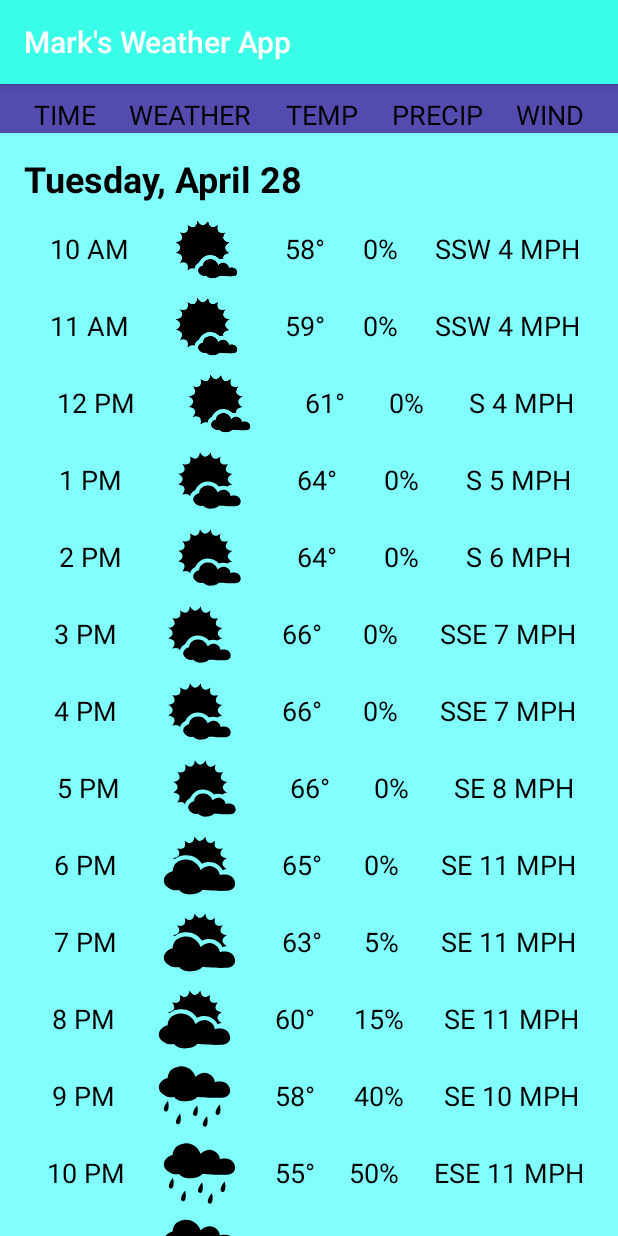
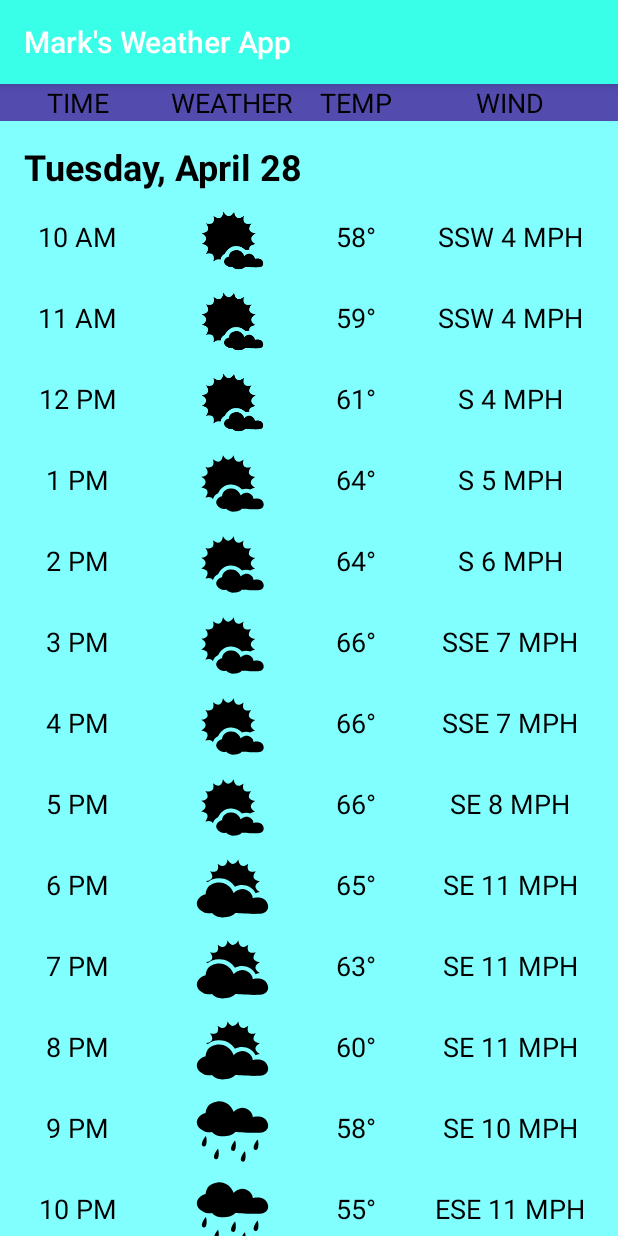
Before and after one commit to markstilesEnhance/MarksWeatherApp, an Android app: the screen it shows after launch (DetailActivity), after a tap on "See Details", on a phone screen of 412 x 824 dp. Run offline under Robolectric (Android 15) with nearby library versions, the phone set to English and light mode, and no system bars.

Commit message:
Refactored UI, removing precip (not in API), and adding guidelines.
Corrected package hierarchy.

```diff
--- a/app/src/main/AndroidManifest.xml
+++ b/app/src/main/AndroidManifest.xml
@@ -9,7 +9,7 @@
         android:roundIcon="@mipmap/ic_launcher_round"
         android:supportsRtl="true"
         android:theme="@style/AppTheme">
-        <activity android:name="UI.detail.DetailActivity"></activity>
+        <activity android:name=".UI.detail.DetailActivity"></activity>
         <activity android:name=".UI.main.MainActivity">
             <intent-filter>
                 <action android:name="android.intent.action.MAIN" />
--- /dev/null
+++ b/app/src/main/java/com/example/marksweatherapp/UI/IconPicker.kt
@@ -0,0 +1,34 @@
+package com.example.marksweatherapp.UI
+
+import com.example.marksweatherapp.R.drawable.*
+
+object IconPicker {
+    fun iconPicker(weather: String, time: String): Int {
+        return when (weather) {
+            "Sunny" -> ic_clear
+            "Clear" -> ic_clear_night
+            "Cloudy" -> ic_cloudy
+            "Foggy" ->  ic_fog
+            "Heavy Snow" -> ic_heavy_snow
+            "Mostly Sunny" -> ic_mostly_clear
+            "Mostly Clear" -> ic_mostly_clear_night
+            "Mostly Cloudy" -> {if(time == "9 PM" || time == "10 PM" || time == "11 PM" ||
+                time == "12 AM" || time == "1 AM" || time == "2 AM" || time == "3 AM" ||
+                time == "4 AM" || time == "5 AM" || time == "6 AM")
+            { ic_mostly_cloudy_night}
+            else{ ic_mostly_cloudy }}
+            "Partly Cloudy" -> {if(time == "9 PM" || time == "10 PM" || time == "11 PM" ||
+                time == "12 AM" || time == "1 AM" || time == "2 AM" || time == "3 AM" ||
+                time == "4 AM" || time == "5 AM" || time == "6 AM")
+            { ic_partly_cloudy_night }
+            else { ic_partly_cloudy }}
+            "Rain" -> ic_rain
+            "Showers" -> ic_showers
+            "Snow Showers" -> ic_snow
+            "Thunderstorm" -> ic_thunder
+            "Windy" -> ic_wind
+            "Wind and Rain" -> ic_wind_rain
+            else -> ic_unknown
+        }
+    }
+}
--- a/app/src/main/java/UI/detail/DetailActivity.kt
+++ b/app/src/main/java/com/example/marksweatherapp/UI/detail/DetailActivity.kt
@@ -1,4 +1,4 @@
-package UI.detail
+package com.example.marksweatherapp.UI.detail
 
 import androidx.appcompat.app.AppCompatActivity
 import android.os.Bundle
@@ -16,7 +16,8 @@ class DetailActivity : AppCompatActivity() {
         setContentView(R.layout.activity_detail)
 
         detail_recycler.layoutManager = LinearLayoutManager(this)
-        adapter = DetailListAdapter(detailTemp)
+        adapter =
+            DetailListAdapter(detailTemp)
         detail_recycler.adapter = adapter
     }
 }
--- a/app/src/main/java/UI/detail/DetailListAdapter.kt
+++ b/app/src/main/java/com/example/marksweatherapp/UI/detail/DetailListAdapter.kt
@@ -1,14 +1,14 @@
-package UI.detail
+package com.example.marksweatherapp.UI.detail
 
 import android.view.LayoutInflater
 import android.view.View
 import android.view.ViewGroup
 import androidx.recyclerview.widget.RecyclerView.*
-import classes.Date
-import classes.DetailData
-import classes.Hourly
+import com.example.marksweatherapp.classes.Date
+import com.example.marksweatherapp.classes.DetailData
+import com.example.marksweatherapp.classes.Hourly
 import com.example.marksweatherapp.R
-import com.example.marksweatherapp.UI.main.iconPicker
+import com.example.marksweatherapp.UI.IconPicker.iconPicker
 import com.example.marksweatherapp.UI.main.useMetric
 import kotlinx.android.synthetic.main.detail_day_item.view.*
 import kotlinx.android.synthetic.main.detail_hourly_item.view.*
@@ -27,12 +27,10 @@ class DetailListAdapter(private var list: MutableList<DetailData>): Adapter<View
                 itemView.detail_hourly_temp.text = "$metricTemp"
                 val metricWind = BigDecimal(hourly.windSpeed / 2.237).setScale(1, RoundingMode.CEILING)
                 itemView.detail_hourly_wind.text = hourly.windDir + " $metricWind MPS"
-            }
-            else {
+            } else {
                 itemView.detail_hourly_temp.text = "${hourly.temp}°"
                 itemView.detail_hourly_wind.text = hourly.windDir + " ${hourly.windSpeed} MPH"
             }
-            itemView.detail_hourly_precip.text = "${hourly.precip}%"
         }
     }
 
@@ -45,8 +43,12 @@ class DetailListAdapter(private var list: MutableList<DetailData>): Adapter<View
     override fun onCreateViewHolder(parent: ViewGroup, viewType: Int): ViewHolder {
         val inflater = LayoutInflater.from(parent.context)
         return when(viewType) {
-            1 -> DetailHourlyViewHolder(inflater.inflate(R.layout.detail_hourly_item, parent, false))
-            2 -> return DetailDateViewHolder(inflater.inflate(R.layout.detail_day_item, parent, false))
+            1 -> DetailHourlyViewHolder(
+                inflater.inflate(R.layout.detail_hourly_item, parent, false)
+            )
+            2 -> return DetailDateViewHolder(
+                inflater.inflate(R.layout.detail_day_item, parent, false)
+            )
             else -> throw ClassCastException("Unknown Data Type")
         }
     }
--- a/app/src/main/java/com/example/marksweatherapp/UI/main/MainActivity.kt
+++ b/app/src/main/java/com/example/marksweatherapp/UI/main/MainActivity.kt
@@ -1,6 +1,6 @@
 package com.example.marksweatherapp.UI.main
 
-import UI.detail.DetailActivity
+import com.example.marksweatherapp.UI.detail.DetailActivity
 import android.content.Context
 import android.content.Intent
 import android.content.SharedPreferences
@@ -18,34 +18,7 @@ import kotlinx.android.synthetic.main.activity_main.*
 
 var useMetric = false
 
-fun iconPicker(weather: String, time: String): Int {
-    return when (weather) {
-        "Sunny" -> R.drawable.ic_clear
-        "Clear" -> R.drawable.ic_clear_night
-        "Cloudy" -> R.drawable.ic_cloudy
-        "Foggy" ->  R.drawable.ic_fog
-        "Heavy Snow" -> R.drawable.ic_heavy_snow
-        "Mostly Sunny" -> R.drawable.ic_mostly_clear
-        "Mostly Clear" -> R.drawable.ic_mostly_clear_night
-        "Mostly Cloudy" -> {if(time == "9 PM" || time == "10 PM" || time == "11 PM" ||
-            time == "12 AM" || time == "1 AM" || time == "2 AM" || time == "3 AM" ||
-            time == "4 AM" || time == "5 AM" || time == "6 AM")
-        { R.drawable.ic_mostly_cloudy_night}
-        else{ R.drawable.ic_mostly_cloudy }}
-        "Partly Cloudy" -> {if(time == "9 PM" || time == "10 PM" || time == "11 PM" ||
-            time == "12 AM" || time == "1 AM" || time == "2 AM" || time == "3 AM" ||
-            time == "4 AM" || time == "5 AM" || time == "6 AM")
-        { R.drawable.ic_partly_cloudy_night }
-        else { R.drawable.ic_partly_cloudy }}
-        "Rain" -> R.drawable.ic_rain
-        "Showers" -> R.drawable.ic_showers
-        "Snow Showers" -> R.drawable.ic_snow
-        "Thunderstorm" -> R.drawable.ic_thunder
-        "Windy" -> R.drawable.ic_wind
-        "Wind and Rain" -> R.drawable.ic_wind_rain
-        else -> R.drawable.ic_unknown
-    }
-}
+
 
 class MainActivity : AppCompatActivity() {
 
--- a/app/src/main/java/com/example/marksweatherapp/UI/main/MainListAdapter.kt
+++ b/app/src/main/java/com/example/marksweatherapp/UI/main/MainListAdapter.kt
@@ -3,7 +3,7 @@ package com.example.marksweatherapp.UI.main
 import android.view.LayoutInflater
 import android.view.ViewGroup
 import androidx.recyclerview.widget.RecyclerView
-import classes.Hourly
+import com.example.marksweatherapp.classes.Hourly
 import com.example.marksweatherapp.R
 
 class MainListAdapter(private var list: MutableList<Hourly>): RecyclerView.Adapter<MainViewHolder>() {
--- a/app/src/main/java/com/example/marksweatherapp/UI/main/MainViewHolder.kt
+++ b/app/src/main/java/com/example/marksweatherapp/UI/main/MainViewHolder.kt
@@ -2,7 +2,8 @@ package com.example.marksweatherapp.UI.main
 
 import android.view.View
 import androidx.recyclerview.widget.RecyclerView
-import classes.Hourly
+import com.example.marksweatherapp.UI.IconPicker.iconPicker
+import com.example.marksweatherapp.classes.Hourly
 import kotlinx.android.synthetic.main.main_hourly_item.view.*
 import java.math.BigDecimal
 import java.math.RoundingMode
@@ -11,10 +12,9 @@ class MainViewHolder(itemView: View) : RecyclerView.ViewHolder(itemView) {
 
     fun bind(hourly: Hourly) {
         itemView.main_hourly_time.text = hourly.time
-        itemView.main_hourly_precip.text = "${hourly.precip}%"
         if(useMetric) {
             val metricTemp = BigDecimal((hourly.temp - 32) / 1.8).setScale(1, RoundingMode.CEILING)
-            itemView.main_hourly_temp.text = "$metricTemp°"
+            itemView.main_hourly_temp.text = "${metricTemp}°"
         }
         else { itemView.main_hourly_temp.text = "${hourly.temp}°" }
         itemView.main_hourly_image.setImageResource(iconPicker(hourly.weather, hourly.time))
--- a/app/src/main/java/classes/Date.kt
+++ b/app/src/main/java/com/example/marksweatherapp/classes/Date.kt
@@ -1,4 +1,4 @@
-package classes
+package com.example.marksweatherapp.classes
 
 data class Date(
     val date: String
--- a/app/src/main/java/classes/DetailData.kt
+++ b/app/src/main/java/com/example/marksweatherapp/classes/DetailData.kt
@@ -1,4 +1,4 @@
-package classes
+package com.example.marksweatherapp.classes
 
 abstract class DetailData {
     abstract val type: Int
--- a/app/src/main/java/classes/Hourly.kt
+++ b/app/src/main/java/com/example/marksweatherapp/classes/Hourly.kt
@@ -1,4 +1,4 @@
-package classes
+package com.example.marksweatherapp.classes
 
 //Holds each hourly forecast.  Does not include icon, that is determined by weather
 data class Hourly(
--- a/app/src/main/java/network/TempData.kt
+++ b/app/src/main/java/com/example/marksweatherapp/network/TempData.kt
@@ -1,8 +1,8 @@
 package com.example.marksweatherapp.network
 
-import classes.Date
-import classes.DetailData
-import classes.Hourly
+import com.example.marksweatherapp.classes.Date
+import com.example.marksweatherapp.classes.DetailData
+import com.example.marksweatherapp.classes.Hourly
 
 object TempData {
 
--- a/app/src/main/res/layout/activity_detail.xml
+++ b/app/src/main/res/layout/activity_detail.xml
@@ -4,7 +4,7 @@
     xmlns:tools="http://schemas.android.com/tools"
     android:layout_width="match_parent"
     android:layout_height="match_parent"
-    tools:context="UI.detail.DetailActivity"
+    tools:context=".UI.detail.DetailActivity"
     android:background="@color/colorPrimaryLight">
 
     <LinearLayout
@@ -25,48 +25,55 @@
             <TextView
                 android:id="@+id/detail_time"
                 style="@style/BasicText"
-                android:layout_marginTop="@dimen/margin_small"
                 android:text="@string/time"
-                app:layout_constraintEnd_toStartOf="@+id/detail_weather"
-                app:layout_constraintHorizontal_bias="0.5"
                 app:layout_constraintStart_toStartOf="parent"
+                app:layout_constraintEnd_toEndOf="@id/guideline1"
                 app:layout_constraintTop_toTopOf="parent" />
 
             <TextView
                 android:id="@+id/detail_weather"
                 style="@style/BasicText"
                 android:text="@string/weather"
-                app:layout_constraintEnd_toStartOf="@+id/detail_temp"
-                app:layout_constraintHorizontal_bias="0.5"
-                app:layout_constraintStart_toEndOf="@+id/detail_time"
-                app:layout_constraintTop_toTopOf="@id/detail_time" />
+                app:layout_constraintStart_toEndOf="@id/guideline1"
+                app:layout_constraintEnd_toEndOf="@id/guideline2"
+                app:layout_constraintTop_toTopOf="parent" />
 
             <TextView
                 android:id="@+id/detail_temp"
                 style="@style/BasicText"
                 android:text="@string/temp"
-                app:layout_constraintEnd_toStartOf="@+id/detail_precip"
-                app:layout_constraintHorizontal_bias="0.5"
-                app:layout_constraintStart_toEndOf="@+id/detail_weather"
-                app:layout_constraintTop_toTopOf="@id/detail_time" />
-
-            <TextView
-                android:id="@+id/detail_precip"
-                style="@style/BasicText"
-                android:text="@string/precip"
-                app:layout_constraintEnd_toStartOf="@+id/detail_wind"
-                app:layout_constraintHorizontal_bias="0.5"
-                app:layout_constraintStart_toEndOf="@+id/detail_temp"
-                app:layout_constraintTop_toTopOf="@id/detail_time" />
+                app:layout_constraintStart_toEndOf="@id/guideline2"
+                app:layout_constraintEnd_toEndOf="@id/guideline3"
+                app:layout_constraintTop_toTopOf="parent" />
 
             <TextView
                 android:id="@+id/detail_wind"
                 style="@style/BasicText"
                 android:text="@string/wind"
+                app:layout_constraintStart_toEndOf="@id/guideline3"
                 app:layout_constraintEnd_toEndOf="parent"
-                app:layout_constraintHorizontal_bias="0.5"
-                app:layout_constraintStart_toEndOf="@+id/detail_precip"
-                app:layout_constraintTop_toTopOf="@id/detail_time" />
+                app:layout_constraintTop_toTopOf="parent" />
+
+            <androidx.constraintlayout.widget.Guideline
+                android:id="@+id/guideline1"
+                android:layout_width="wrap_content"
+                android:layout_height="wrap_content"
+                android:orientation="vertical"
+                app:layout_constraintGuide_percent=".25" />
+
+            <androidx.constraintlayout.widget.Guideline
+                android:id="@+id/guideline2"
+                android:layout_width="wrap_content"
+                android:layout_height="wrap_content"
+                android:orientation="vertical"
+                app:layout_constraintGuide_percent=".5" />
+
+            <androidx.constraintlayout.widget.Guideline
+                android:id="@+id/guideline3"
+                android:layout_width="wrap_content"
+                android:layout_height="wrap_content"
+                android:orientation="vertical"
+                app:layout_constraintGuide_percent=".65" />
 
         </androidx.constraintlayout.widget.ConstraintLayout>
 
--- a/app/src/main/res/layout/detail_hourly_item.xml
+++ b/app/src/main/res/layout/detail_hourly_item.xml
@@ -11,11 +11,9 @@
         <TextView
             android:id="@+id/detail_hourly_time"
             style="@style/BasicText"
-            android:layout_marginStart="@dimen/margin_small"
             android:layout_marginTop="@dimen/margin_medium"
             android:text="@string/time_placeholder"
-            app:layout_constraintEnd_toStartOf="@+id/detail_hourly_image"
-            app:layout_constraintHorizontal_bias="0.5"
+            app:layout_constraintEnd_toEndOf="@id/guideline1"
             app:layout_constraintStart_toStartOf="parent"
             app:layout_constraintTop_toTopOf="parent" />
 
@@ -24,39 +22,47 @@
             android:layout_width="@dimen/image_square"
             android:layout_height="@dimen/image_square"
             android:scaleType="centerInside"
-            app:layout_constraintBottom_toBottomOf="@id/detail_hourly_time"
-            app:layout_constraintEnd_toStartOf="@+id/detail_hourly_temp"
-            app:layout_constraintHorizontal_bias="0.5"
-            app:layout_constraintStart_toEndOf="@+id/detail_hourly_time"
-            app:layout_constraintTop_toTopOf="@id/detail_hourly_time"
+            app:layout_constraintStart_toEndOf="@id/guideline1"
+            app:layout_constraintTop_toTopOf="parent"
+            app:layout_constraintEnd_toEndOf="@id/guideline2"
             app:srcCompat="@drawable/ic_clear" />
 
         <TextView
             android:id="@+id/detail_hourly_temp"
             style="@style/BasicText"
             android:text="@string/current_imperial"
-            app:layout_constraintEnd_toStartOf="@+id/detail_hourly_precip"
-            app:layout_constraintHorizontal_bias="0.5"
-            app:layout_constraintStart_toEndOf="@+id/detail_hourly_image"
-            app:layout_constraintTop_toTopOf="@id/detail_hourly_time" />
-
-        <TextView
-            android:id="@+id/detail_hourly_precip"
-            style="@style/BasicText"
-            android:text="@string/percent_placeholder"
-            app:layout_constraintEnd_toStartOf="@+id/detail_hourly_wind"
-            app:layout_constraintHorizontal_bias="0.5"
-            app:layout_constraintStart_toEndOf="@+id/detail_hourly_temp"
+            app:layout_constraintStart_toEndOf="@id/guideline2"
+            app:layout_constraintEnd_toEndOf="@id/guideline3"
             app:layout_constraintTop_toTopOf="@id/detail_hourly_time" />
 
         <TextView
             android:id="@+id/detail_hourly_wind"
             style="@style/BasicText"
             android:text="@string/wind_placeholder"
+            app:layout_constraintStart_toEndOf="@id/guideline3"
             app:layout_constraintEnd_toEndOf="parent"
-            app:layout_constraintHorizontal_bias="0.5"
-            app:layout_constraintStart_toEndOf="@+id/detail_hourly_precip"
             app:layout_constraintTop_toTopOf="@id/detail_hourly_time" />
+
+        <androidx.constraintlayout.widget.Guideline
+            android:id="@+id/guideline1"
+            android:layout_width="wrap_content"
+            android:layout_height="wrap_content"
+            android:orientation="vertical"
+            app:layout_constraintGuide_percent=".25" />
+
+        <androidx.constraintlayout.widget.Guideline
+            android:id="@+id/guideline2"
+            android:layout_width="wrap_content"
+            android:layout_height="wrap_content"
+            android:orientation="vertical"
+            app:layout_constraintGuide_percent=".5" />
+
+        <androidx.constraintlayout.widget.Guideline
+            android:id="@+id/guideline3"
+            android:layout_width="wrap_content"
+            android:layout_height="wrap_content"
+            android:orientation="vertical"
+            app:layout_constraintGuide_percent=".65" />
 
     </androidx.constraintlayout.widget.ConstraintLayout>
 
--- a/app/src/main/res/layout/main_hourly_item.xml
+++ b/app/src/main/res/layout/main_hourly_item.xml
@@ -38,14 +38,5 @@
             app:layout_constraintTop_toBottomOf="@id/main_hourly_temp"
             app:srcCompat="@drawable/ic_clear" />
 
-        <TextView
-            android:id="@+id/main_hourly_precip"
-            app:layout_constraintTop_toBottomOf="@id/main_hourly_image"
-            app:layout_constraintStart_toStartOf="parent"
-            app:layout_constraintEnd_toEndOf="parent"
-            style="@style/BasicText"
-            android:layout_marginTop="@dimen/margin_small"
-            android:text="@string/percent_placeholder" />
-
     </androidx.constraintlayout.widget.ConstraintLayout>
 </LinearLayout>
--- a/app/src/main/res/menu/menu_main.xml
+++ b/app/src/main/res/menu/menu_main.xml
@@ -4,6 +4,12 @@
     xmlns:tools="http://schemas.android.com/tools"
     tools:context="com.example.marksweatherapp.UI.main.MainActivity">
 
+    <item
+        android:id="@+id/app_bar_search"
+        android:icon="@drawable/ic_search_black_24dp"
+        android:title="@string/search"
+        app:actionViewClass="android.widget.SearchView"
+        app:showAsAction="ifRoom" />
     <item
         android:id="@+id/action_imperial"
         android:title="@string/imperial"
@@ -12,6 +18,7 @@
     <item
         android:id="@+id/action_metric"
         android:title="@string/metric"
-        app:showAsAction="never" />
+        app:showAsAction="never" >
+    </item>
 
 </menu>
--- a/app/src/main/res/values/strings.xml
+++ b/app/src/main/res/values/strings.xml
@@ -17,4 +17,7 @@
     <string name="time_placeholder">10 AM</string>
     <string name="percent_placeholder">0%</string>
     <string name="wind_placeholder">SSW 4 MPH</string>
+    <string name="search">Search</string>
+
+    <string name="degree">%1$s°</string>
 </resources>
```
